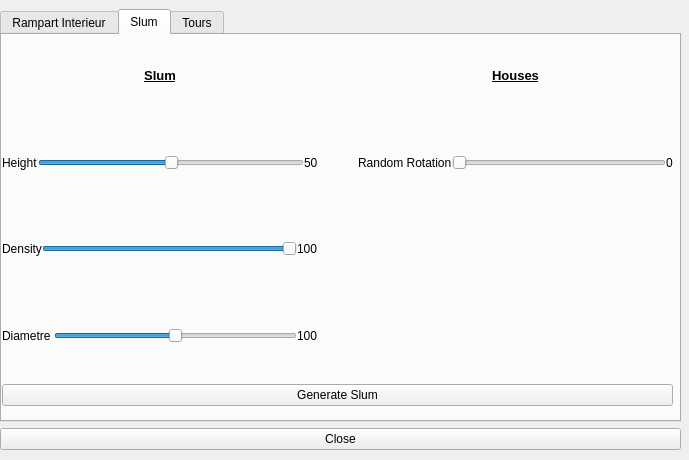
This is interface.ui in Ghostmoonk/maya-python-castle as Qt 5 draws it before an edit. The edited form follows.
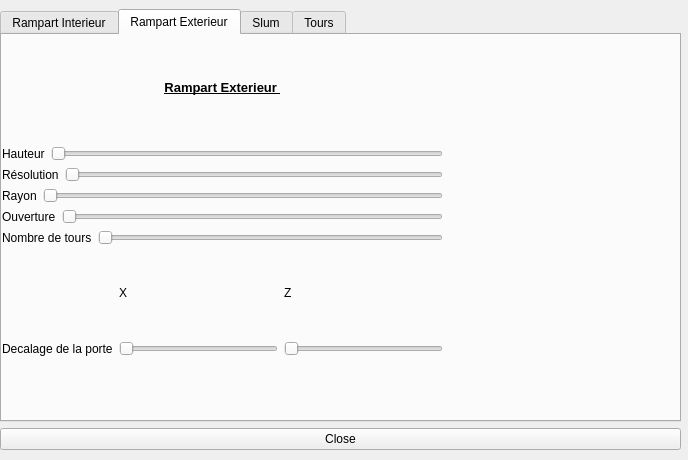
This is the edited form. The open tabs and pages were chosen to show the change.

Commit message: Debug du ground qui avait un écart avec les murs, nombre de tours dynamique dans l'interface

Diff of the .ui file:
```diff
--- a/interface.ui
+++ b/interface.ui
@@ -6,7 +6,7 @@
    <rect>
     <x>0</x>
     <y>0</y>
-    <width>689</width>
+    <width>688</width>
     <height>460</height>
    </rect>
   </property>
@@ -217,6 +217,197 @@
            </property>
           </widget>
          </item>
+         <item row="1" column="0">
+          <layout class="QHBoxLayout" name="horizontalLayout_7">
+           <item>
+            <widget class="QLabel" name="label_11">
+             <property name="text">
+              <string>Hauteur</string>
+             </property>
+            </widget>
+           </item>
+           <item>
+            <widget class="QSlider" name="horizontalSlider_2">
+             <property name="maximum">
+              <number>16</number>
+             </property>
+             <property name="orientation">
+              <enum>Qt::Horizontal</enum>
+             </property>
+            </widget>
+           </item>
+          </layout>
+         </item>
+        </layout>
+       </widget>
+      </widget>
+      <widget class="QWidget" name="tab_4">
+       <attribute name="title">
+        <string>Rampart Exterieur</string>
+       </attribute>
+       <widget class="QWidget" name="gridLayoutWidget_5">
+        <property name="geometry">
+         <rect>
+          <x>0</x>
+          <y>0</y>
+          <width>441</width>
+          <height>321</height>
+         </rect>
+        </property>
+        <layout class="QGridLayout" name="gridLayout_7">
+         <item row="1" column="0">
+          <layout class="QHBoxLayout" name="horizontalLayout_21">
+           <item>
+            <widget class="QLabel" name="label_39">
+             <property name="text">
+              <string>Hauteur</string>
+             </property>
+            </widget>
+           </item>
+           <item>
+            <widget class="QSlider" name="horizontalSlider_14">
+             <property name="maximum">
+              <number>16</number>
+             </property>
+             <property name="orientation">
+              <enum>Qt::Horizontal</enum>
+             </property>
+            </widget>
+           </item>
+          </layout>
+         </item>
+         <item row="4" column="0">
+          <layout class="QHBoxLayout" name="horizontalLayout_22">
+           <item>
+            <widget class="QLabel" name="label_40">
+             <property name="text">
+              <string>Ouverture</string>
+             </property>
+            </widget>
+           </item>
+           <item>
+            <widget class="QSlider" name="horizontalSlider_17">
+             <property name="orientation">
+              <enum>Qt::Horizontal</enum>
+             </property>
+            </widget>
+           </item>
+          </layout>
+         </item>
+         <item row="6" column="0">
+          <layout class="QGridLayout" name="gridLayout_8">
+           <item row="1" column="1">
+            <widget class="QSlider" name="horizontalSlider_18">
+             <property name="orientation">
+              <enum>Qt::Horizontal</enum>
+             </property>
+            </widget>
+           </item>
+           <item row="0" column="1">
+            <widget class="QLabel" name="label_41">
+             <property name="text">
+              <string>X</string>
+             </property>
+            </widget>
+           </item>
+           <item row="1" column="0">
+            <widget class="QLabel" name="label_42">
+             <property name="text">
+              <string>Decalage de la porte</string>
+             </property>
+            </widget>
+           </item>
+           <item row="1" column="2">
+            <widget class="QSlider" name="horizontalSlider_19">
+             <property name="orientation">
+              <enum>Qt::Horizontal</enum>
+             </property>
+            </widget>
+           </item>
+           <item row="0" column="2">
+            <widget class="QLabel" name="label_43">
+             <property name="text">
+              <string>Z</string>
+             </property>
+            </widget>
+           </item>
+          </layout>
+         </item>
+         <item row="2" column="0">
+          <layout class="QHBoxLayout" name="horizontalLayout_23">
+           <item>
+            <widget class="QLabel" name="label_44">
+             <property name="text">
+              <string>Résolution</string>
+             </property>
+            </widget>
+           </item>
+           <item>
+            <widget class="QSlider" name="horizontalSlider_20">
+             <property name="maximum">
+              <number>16</number>
+             </property>
+             <property name="orientation">
+              <enum>Qt::Horizontal</enum>
+             </property>
+            </widget>
+           </item>
+          </layout>
+         </item>
+         <item row="5" column="0">
+          <layout class="QHBoxLayout" name="horizontalLayout_24">
+           <item>
+            <widget class="QLabel" name="label_45">
+             <property name="text">
+              <string>Nombre de tours</string>
+             </property>
+            </widget>
+           </item>
+           <item>
+            <widget class="QSlider" name="horizontalSlider_21">
+             <property name="orientation">
+              <enum>Qt::Horizontal</enum>
+             </property>
+            </widget>
+           </item>
+          </layout>
+         </item>
+         <item row="3" column="0">
+          <layout class="QHBoxLayout" name="horizontalLayout_25">
+           <item>
+            <widget class="QLabel" name="label_46">
+             <property name="text">
+              <string>Rayon</string>
+             </property>
+            </widget>
+           </item>
+           <item>
+            <widget class="QSlider" name="horizontalSlider_22">
+             <property name="orientation">
+              <enum>Qt::Horizontal</enum>
+             </property>
+            </widget>
+           </item>
+          </layout>
+         </item>
+         <item row="0" column="0">
+          <widget class="QLabel" name="label_47">
+           <property name="font">
+            <font>
+             <pointsize>10</pointsize>
+             <weight>75</weight>
+             <bold>true</bold>
+             <underline>true</underline>
+            </font>
+           </property>
+           <property name="text">
+            <string>Rampart Exterieur </string>
+           </property>
+           <property name="alignment">
+            <set>Qt::AlignCenter</set>
+           </property>
+          </widget>
+         </item>
         </layout>
        </widget>
       </widget>
```
Left out of the diff: 135 changed lines with no effect on the pictures. The commit also changes 10 other files.
